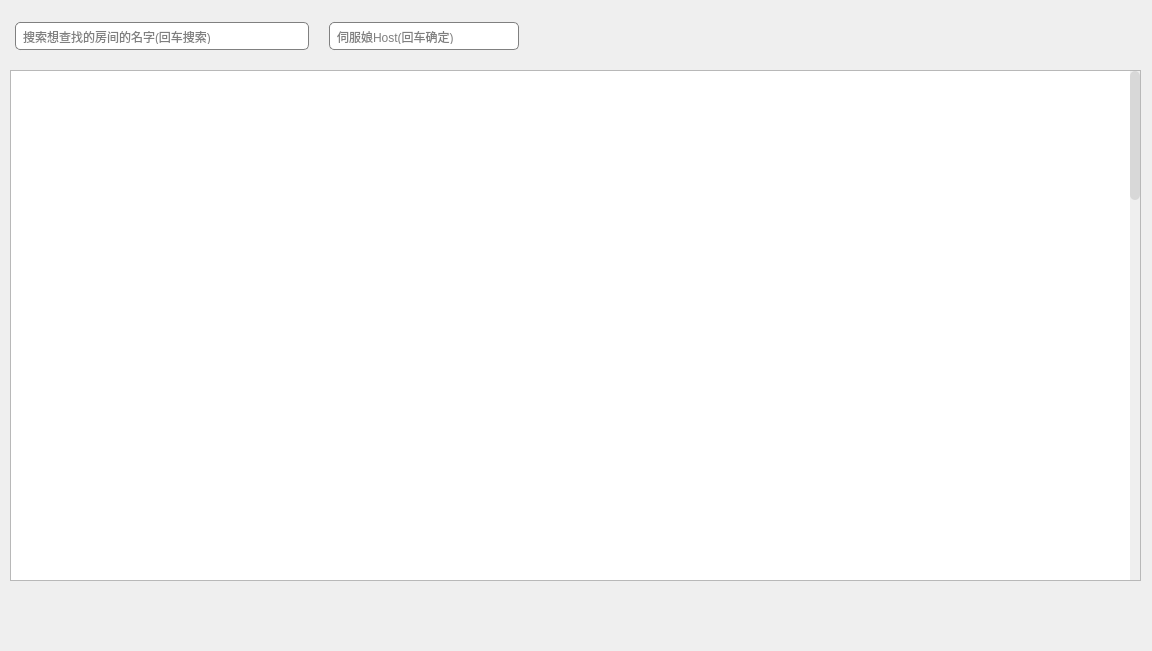
The window that visualizationSrc/qtUI/OnlineServer/onlineServer.ui (NWYLZW/A-Language-IDE) describes before a commit, drawn with Qt 5.
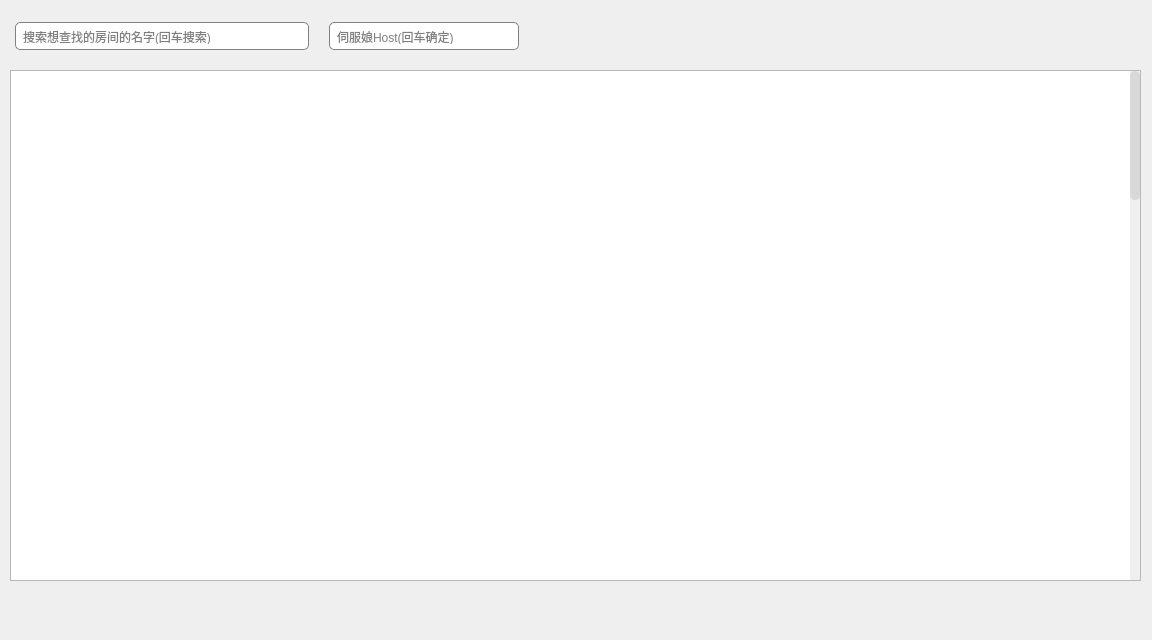
The same window after the commit. Icons and pictures are not drawn.

Diff of the .ui file:
```diff
--- a/visualizationSrc/qtUI/OnlineServer/onlineServer.ui
+++ b/visualizationSrc/qtUI/OnlineServer/onlineServer.ui
@@ -7,7 +7,7 @@
     <x>0</x>
     <y>0</y>
     <width>1152</width>
-    <height>651</height>
+    <height>640</height>
    </rect>
   </property>
   <property name="windowTitle">
```
